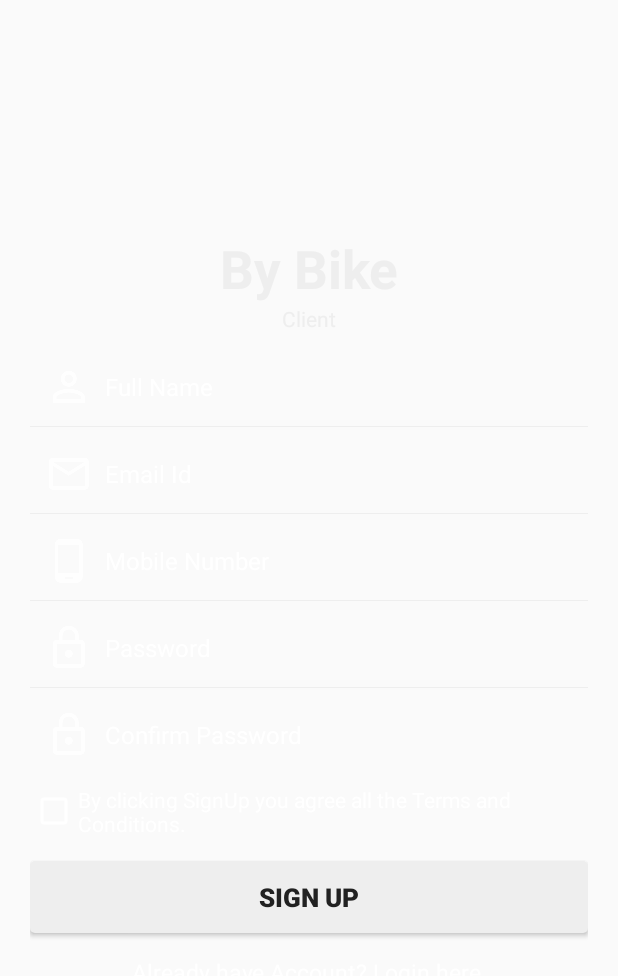
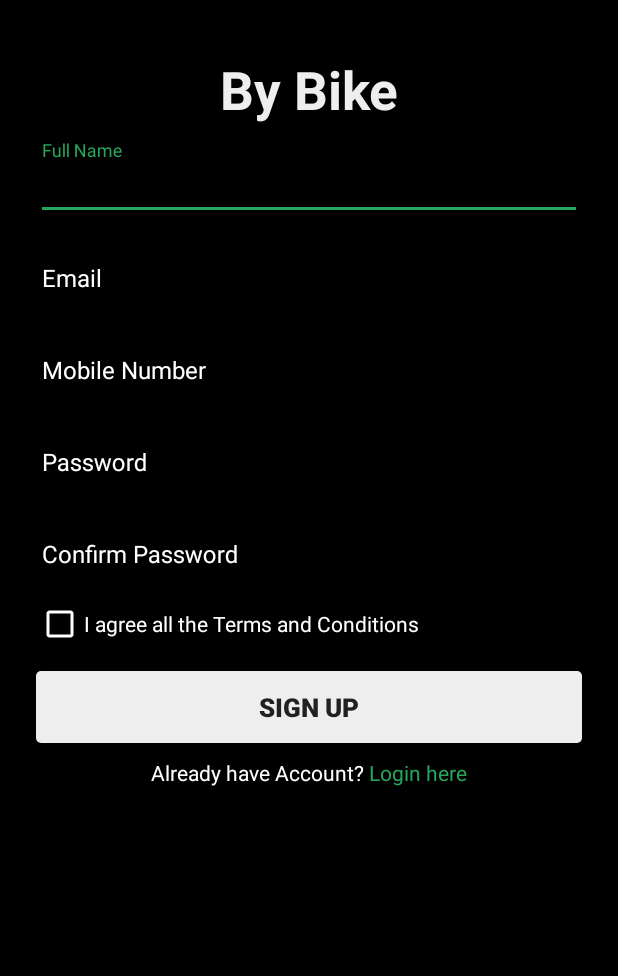
Before and after one commit to MuhammadElsayed96/ByBike-Client, an Android app: the fragment SignUpFragment shown on its own in the app's theme, on a phone screen of 412 x 824 dp. Shown: the top 976 px of the screen. Run offline under Robolectric (Android 15) with nearby library versions, the phone set to English and light mode, and no system bars; 1 statement that could not run was skipped.

Commit message:
Editing the Login/SignUp UI.

```diff
--- a/app/src/main/res/layout/signup_layout.xml
+++ b/app/src/main/res/layout/signup_layout.xml
@@ -2,9 +2,22 @@
 <LinearLayout xmlns:android="http://schemas.android.com/apk/res/android"
     android:layout_width="match_parent"
     android:layout_height="match_parent"
+    android:background="#000"
     android:gravity="center"
     android:orientation="vertical"
-    android:padding="20dp">
+    android:paddingBottom="8dp"
+    android:paddingLeft="24dp"
+    android:paddingRight="24dp">
+
+    <ScrollView
+        android:layout_width="match_parent"
+        android:layout_height="match_parent"
+        android:layout_marginTop="36dp">
+
+        <LinearLayout
+            android:layout_width="match_parent"
+            android:layout_height="wrap_content"
+            android:orientation="vertical">
 
             <TextView
                 android:layout_width="match_parent"
@@ -15,128 +28,114 @@
                 android:textSize="35sp"
                 android:textStyle="bold" />
 
-    <TextView
+            <android.support.design.widget.TextInputLayout
+                android:id="@+id/input_singup_fullname_layout"
                 android:layout_width="match_parent"
                 android:layout_height="wrap_content"
-        android:gravity="center"
-        android:text="@string/sub_title"
-        android:textColor="@color/white_greyish" />
-
+                android:layout_marginTop="10dp"
+                android:background="@android:color/transparent"
+                android:gravity="center_vertical"
+                android:textColorHint="#fff">
 
                 <EditText
                     android:id="@+id/singup_fullname"
                     android:layout_width="match_parent"
                     android:layout_height="wrap_content"
-        android:layout_marginTop="10dp"
-        android:background="@android:color/transparent"
-        android:drawableLeft="@drawable/user"
-        android:drawablePadding="8dp"
-        android:gravity="center_vertical"
                     android:hint="@string/fullName"
                     android:inputType="textCapWords"
-        android:padding="10dp"
                     android:singleLine="true"
                     android:textColor="@color/white"
-        android:textColorHint="@color/white"
                     android:textSize="16sp" />
+            </android.support.design.widget.TextInputLayout>
 
-    <View
+            <android.support.design.widget.TextInputLayout
+                android:id="@+id/input_signup_email_layout"
                 android:layout_width="match_parent"
-        android:layout_height="1px"
-        android:background="@color/white_greyish" />
+                android:layout_height="wrap_content"
+                android:layout_marginTop="8dp"
+                android:background="@android:color/transparent"
+                android:gravity="center_vertical"
+                android:textColorHint="#fff">
 
                 <EditText
                     android:id="@+id/signup_email"
                     android:layout_width="match_parent"
                     android:layout_height="wrap_content"
-        android:layout_marginTop="5dp"
-        android:background="@android:color/transparent"
-        android:drawableLeft="@drawable/email"
-        android:drawablePadding="8dp"
-        android:gravity="center_vertical"
                     android:hint="@string/email"
                     android:inputType="textEmailAddress"
-        android:padding="10dp"
                     android:singleLine="true"
                     android:textColor="@color/white"
-        android:textColorHint="@color/white"
                     android:textSize="16sp" />
+            </android.support.design.widget.TextInputLayout>
 
-    <View
-        android:layout_width="fill_parent"
-        android:layout_height="1px"
-        android:background="@color/white_greyish" />
+            <android.support.design.widget.TextInputLayout
+                android:id="@+id/input_signup_phone_number_layout"
+                android:layout_width="match_parent"
+                android:layout_height="wrap_content"
+                android:layout_marginTop="8dp"
+                android:background="@android:color/transparent"
+                android:gravity="center_vertical"
+                android:textColorHint="#fff">
 
                 <EditText
                     android:id="@+id/signup_phone_number"
                     android:layout_width="fill_parent"
                     android:layout_height="wrap_content"
-        android:layout_marginTop="5dp"
-        android:background="@android:color/transparent"
-        android:drawableLeft="@drawable/phone"
-        android:drawablePadding="8dp"
-        android:gravity="center_vertical"
                     android:hint="@string/mobileNumber"
                     android:inputType="phone"
-        android:padding="10dp"
                     android:singleLine="true"
                     android:textColor="@color/white"
-        android:textColorHint="@color/white"
                     android:textSize="16sp" />
+            </android.support.design.widget.TextInputLayout>
 
-    <View
-        android:layout_width="fill_parent"
-        android:layout_height="1px"
-        android:background="@color/white_greyish" />
-
+            <android.support.design.widget.TextInputLayout
+                android:id="@+id/input_signup_password_layout"
+                android:layout_width="match_parent"
+                android:layout_height="wrap_content"
+                android:layout_marginTop="8dp"
+                android:background="@android:color/transparent"
+                android:gravity="center_vertical"
+                android:textColorHint="#fff">
 
                 <EditText
                     android:id="@+id/signup_password"
                     android:layout_width="fill_parent"
                     android:layout_height="wrap_content"
-        android:layout_marginTop="5dp"
-        android:background="@android:color/transparent"
-        android:drawableLeft="@drawable/password"
-        android:drawablePadding="8dp"
-        android:gravity="center_vertical"
                     android:hint="@string/passowrd"
                     android:inputType="textPassword"
-        android:padding="10dp"
                     android:singleLine="true"
                     android:textColor="@color/white"
-        android:textColorHint="@color/white"
                     android:textSize="16sp" />
+            </android.support.design.widget.TextInputLayout>
 
-    <View
-        android:layout_width="fill_parent"
-        android:layout_height="1px"
-        android:background="@color/white_greyish" />
+            <android.support.design.widget.TextInputLayout
+                android:id="@+id/input_confirmPassword_layout"
+                android:layout_width="match_parent"
+                android:layout_height="wrap_content"
+                android:layout_marginTop="8dp"
+                android:background="@android:color/transparent"
+                android:gravity="center_vertical"
+                android:textColorHint="#fff">
 
                 <EditText
                     android:id="@+id/confirmPassword"
                     android:layout_width="fill_parent"
                     android:layout_height="wrap_content"
-        android:layout_marginTop="5dp"
-        android:background="@android:color/transparent"
-        android:drawableLeft="@drawable/password"
-        android:drawablePadding="8dp"
-        android:gravity="center_vertical"
                     android:hint="@string/confirmPassword"
                     android:inputType="textPassword"
-        android:padding="10dp"
                     android:singleLine="true"
                     android:textColor="@color/white"
-        android:textColorHint="@color/white"
                     android:textSize="16sp" />
-
+            </android.support.design.widget.TextInputLayout>
 
             <CheckBox
                 android:id="@+id/terms_conditions"
                 android:layout_width="wrap_content"
                 android:layout_height="wrap_content"
-        android:layout_marginTop="7dp"
+                android:layout_gravity="left"
+                android:layout_marginTop="8dp"
                 android:buttonTint="@color/white"
-        android:text="@string/terms_conditions"
+                android:text="I agree all the Terms and Conditions"
                 android:textColor="@color/white"
                 android:textSize="14sp" />
 
@@ -152,17 +151,29 @@
                 android:textSize="17sp"
                 android:textStyle="bold" />
 
+            <LinearLayout
+                android:layout_width="wrap_content"
+                android:layout_height="wrap_content"
+                android:layout_gravity="center_horizontal"
+                android:gravity="center"
+                android:orientation="horizontal"
+                android:padding="10dp">
+
+                <TextView
+                    android:layout_width="wrap_content"
+                    android:layout_height="wrap_content"
+                    android:text="Already have Account? "
+                    android:textColor="#fff"
+                    android:textSize="14sp" />
 
                 <TextView
                     android:id="@+id/alreadyUser"
                     android:layout_width="wrap_content"
                     android:layout_height="wrap_content"
-        android:layout_gravity="center_horizontal"
-        android:layout_marginTop="5dp"
-        android:gravity="center"
-        android:padding="10dp"
-        android:text="@string/already_user"
-        android:textColor="@drawable/text_selector"
-        android:textSize="15sp" />
-
+                    android:text="Login here"
+                    android:textColor="@color/colorAccent"
+                    android:textSize="14sp" />
             </LinearLayout>
+        </LinearLayout>
+    </ScrollView>
+</LinearLayout>
--- a/app/src/main/res/values/strings.xml
+++ b/app/src/main/res/values/strings.xml
@@ -40,21 +40,21 @@
 
 
     <string name="action_settings">Settings</string>
-    <string name="email">Email Id</string>
+    <string name="email">Email</string>
     <string name="passowrd">Password</string>
     <string name="login">LOGIN</string>
     <string name="show_pwd">Show Password</string>
     <string name="hide_pwd">Hide Password</string>
     <string name="forgot">Forgot password?</string>
     <string name="closebutton">Close Button for Activity</string>
-    <string name="newUser">Not a Member yet? Sign Up here.</string>
+    <string name="newUser"></string>
     <string name="fullName">Full Name</string>
     <string name="mobileNumber">Mobile Number</string>
     <string name="location">Location</string>
     <string name="confirmPassword">Confirm Password</string>
-    <string name="terms_conditions">By clicking SignUp you agree all the Terms and Conditions.</string>
+    <string name="terms_conditions">I agree all the Terms and Conditions.</string>
     <string name="signUp">SIGN UP</string>
-    <string name="already_user">Already have Account? Login here.</string>
+    <string name="already_user">Login here</string>
     <string name="registered_emailid">Please enter your Registered Email Id below:</string>
     <string name="submit">SUBMIT</string>
     <string name="back">BACK</string>
```
Also changed, not shown: app/src/main/res/layout/login_layout.xml (+61 -32 lines). Lines whose indentation alone changed are shown as unchanged.
